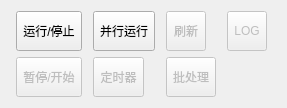
Above: src/Contorl/ContorlButtonBar.ui from BeQuiet1228/FreeCAD before the change. Below: the same form after it.
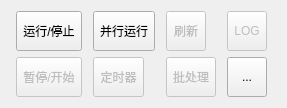
That is the form after the change. Icons and pictures are not drawn.

```diff
--- a/src/Contorl/ContorlButtonBar.ui
+++ b/src/Contorl/ContorlButtonBar.ui
@@ -211,6 +211,32 @@
      </property>
     </widget>
    </item>
+   <item row="1" column="3">
+    <widget class="QToolButton" name="toolButtonConnectionWay">
+     <property name="minimumSize">
+      <size>
+       <width>40</width>
+       <height>40</height>
+      </size>
+     </property>
+     <property name="toolTip">
+      <string>切换连接方式</string>
+     </property>
+     <property name="text">
+      <string>...</string>
+     </property>
+     <property name="icon">
+      <iconset resource="Contorl.qrc">
+       <normaloff>:/icon/network .svg</normaloff>:/icon/network .svg</iconset>
+     </property>
+     <property name="iconSize">
+      <size>
+       <width>30</width>
+       <height>30</height>
+      </size>
+     </property>
+    </widget>
+   </item>
   </layout>
   <action name="actionRun">
    <property name="text">
```
